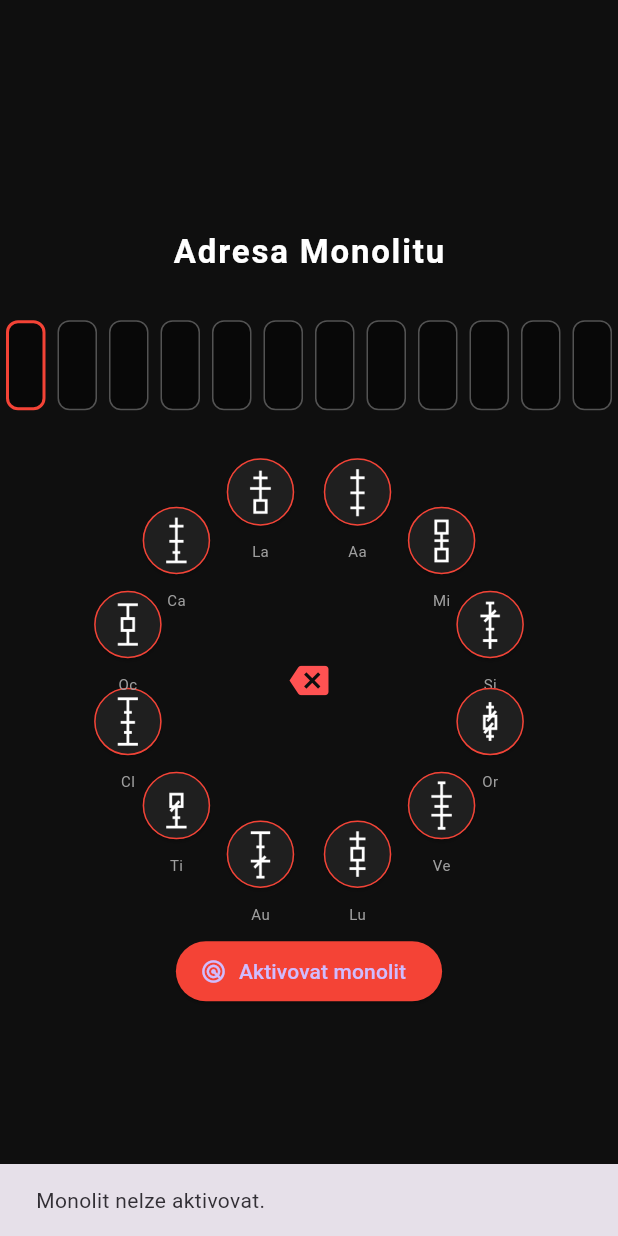
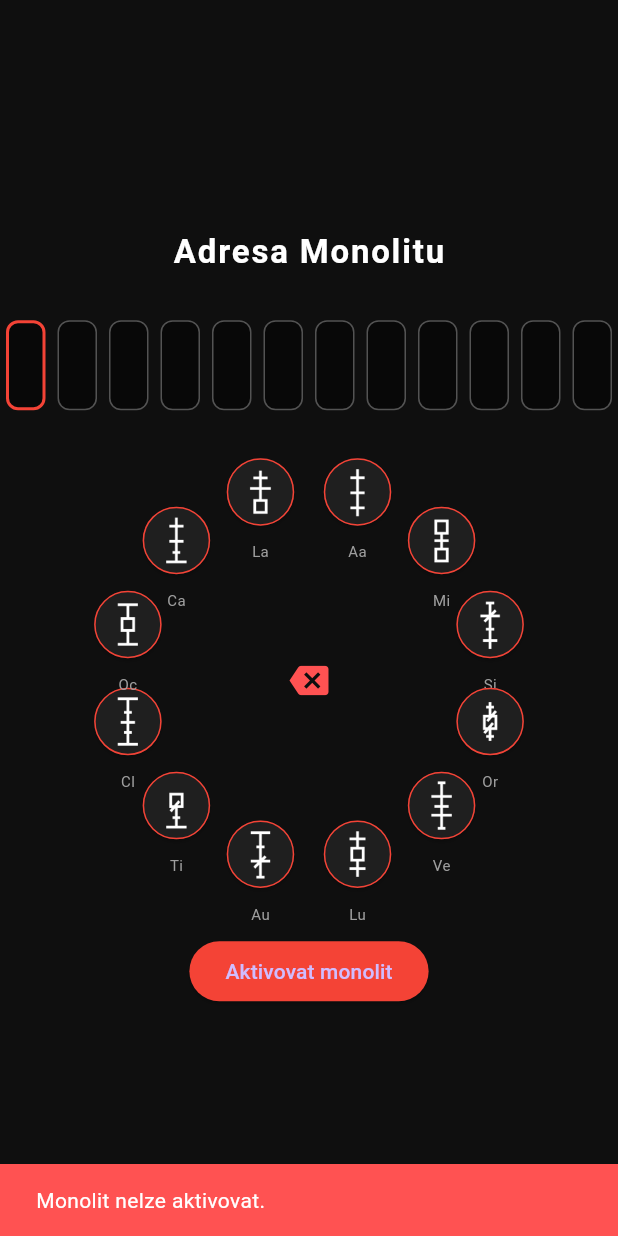
Before and after one commit to MAV0D/Monolit, a Flutter app: the screen it shows after launch, after a tap on "Aktivovat monolit", on a phone screen of 412 x 824 dp. Run offline on Flutter 3.47's test engine with Material 3 defaults, Android fonts, the phone set to English and light mode, and no system bars; our stand-ins replace flutter_riverpod, geolocator, riverpod_annotation, web; missing offline and left inert: dart:js_interop; generated files the repository leaves out were written again.

Commit message:
bugfixes, QoL changes

```diff
--- a/frontend/lib/main.dart
+++ b/frontend/lib/main.dart
@@ -15,10 +15,9 @@ class MyApp extends StatelessWidget {
   @override
   Widget build(BuildContext context) {
     return MaterialApp(
-      title: 'Monolitní navigace',
+      title: 'Monolit',
       theme: ThemeData.dark(),
       onGenerateRoute: (settings) {
-        // Pokud uživatel zadal do prohlížeče domena.cz/admin
         if (settings.name == '/admin') {
           return MaterialPageRoute(
             settings: settings,
--- a/frontend/lib/screens/user_screen.dart
+++ b/frontend/lib/screens/user_screen.dart
@@ -169,7 +169,13 @@ class _UserScreenState extends ConsumerState<UserScreen> {
                           if (_enteredCodeFromKeyboard.length != 12) {
                             ScaffoldMessenger.of(context).showSnackBar(
                               const SnackBar(
-                                content: Text("Monolit nelze aktivovat."),
+                                content: Text(
+                                  "Monolit nelze aktivovat.",
+                                  style: TextStyle(
+                                    color: Colors.white,
+                                  ),
+                                ),
+                                backgroundColor: Colors.redAccent,
                               ),
                             );
                             return;
@@ -184,7 +190,13 @@ class _UserScreenState extends ConsumerState<UserScreen> {
                             if (!mounted) return;
                             ScaffoldMessenger.of(context).showSnackBar(
                               const SnackBar(
-                                content: Text("Monolit nelze aktivovat."),
+                                content: Text(
+                                  "Monolit nelze aktivovat.",
+                                  style: TextStyle(
+                                    color: Colors.white,
+                                  ),
+                                ),
+                                backgroundColor: Colors.redAccent,
                               ),
                             );
                             return;
--- a/frontend/lib/services/api_service.dart
+++ b/frontend/lib/services/api_service.dart
@@ -47,7 +47,7 @@ class ApiService {
     }
   }
 
-  static void addNewPoint(
+  static Future<void> addNewPoint(
     String token,
     String name,
     String code,
@@ -71,7 +71,7 @@ class ApiService {
     } catch (e) {}
   }
 
-  static void editPoint(
+  static Future<void> editPoint(
     String token,
     String name,
     String code,
--- a/frontend/lib/widgets/user/symbol_keyboard_input.dart
+++ b/frontend/lib/widgets/user/symbol_keyboard_input.dart
@@ -216,7 +216,6 @@ class _SymbolKeyboardInputState extends State<SymbolKeyboardInput> {
           ElevatedButton.icon(
             style: ElevatedButton.styleFrom(backgroundColor: Colors.red),
             onPressed: widget.onCodeAccepted,
-            icon: const Icon(Icons.radar),
             label: Text(widget.submitButtonLabel),
           ),
         ],
```
Also changed, not shown: frontend/lib/screens/login_screen.dart (+6 -1 lines), frontend/lib/widgets/admin/admin_point_form_view.dart (+27 -7 lines), frontend/lib/widgets/admin/admin_points_list_view.dart (+8 -2 lines), 9 other files.
